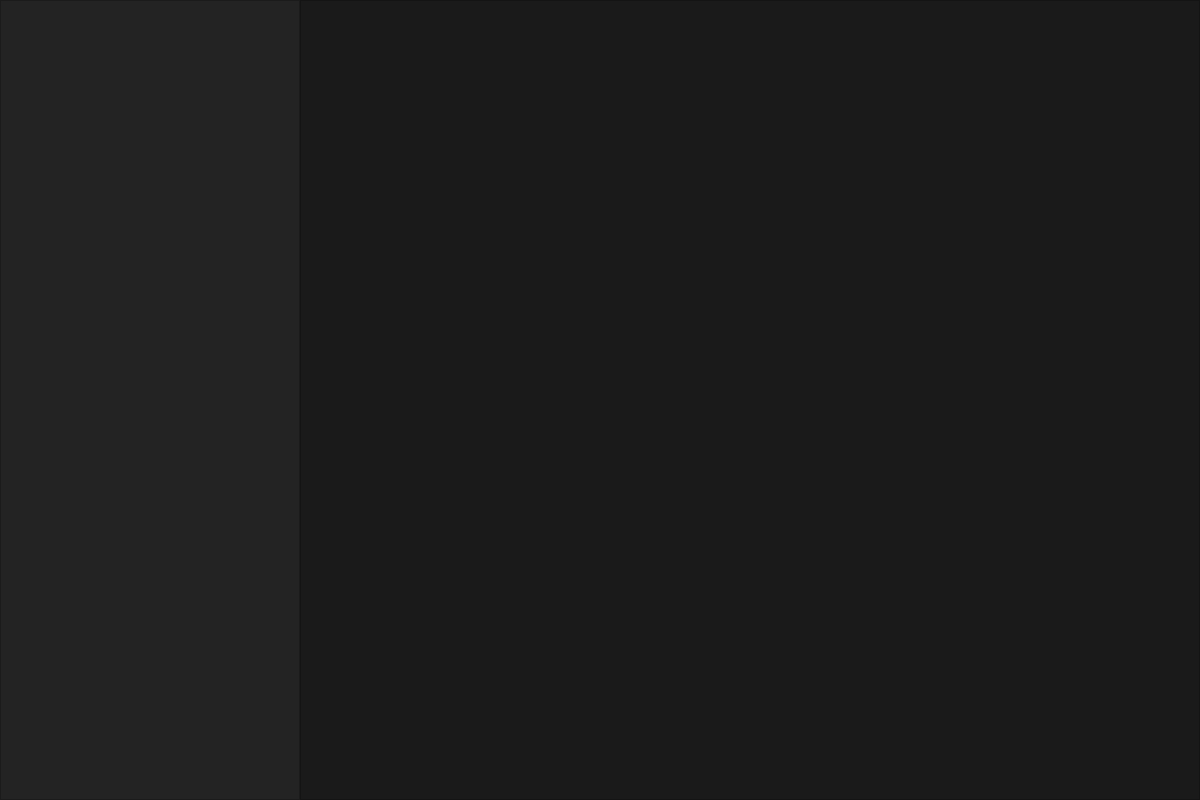
Before: the Qt Designer form app/design/main_window.ui in KrazyManJ/templatoron, drawn with Qt 5.
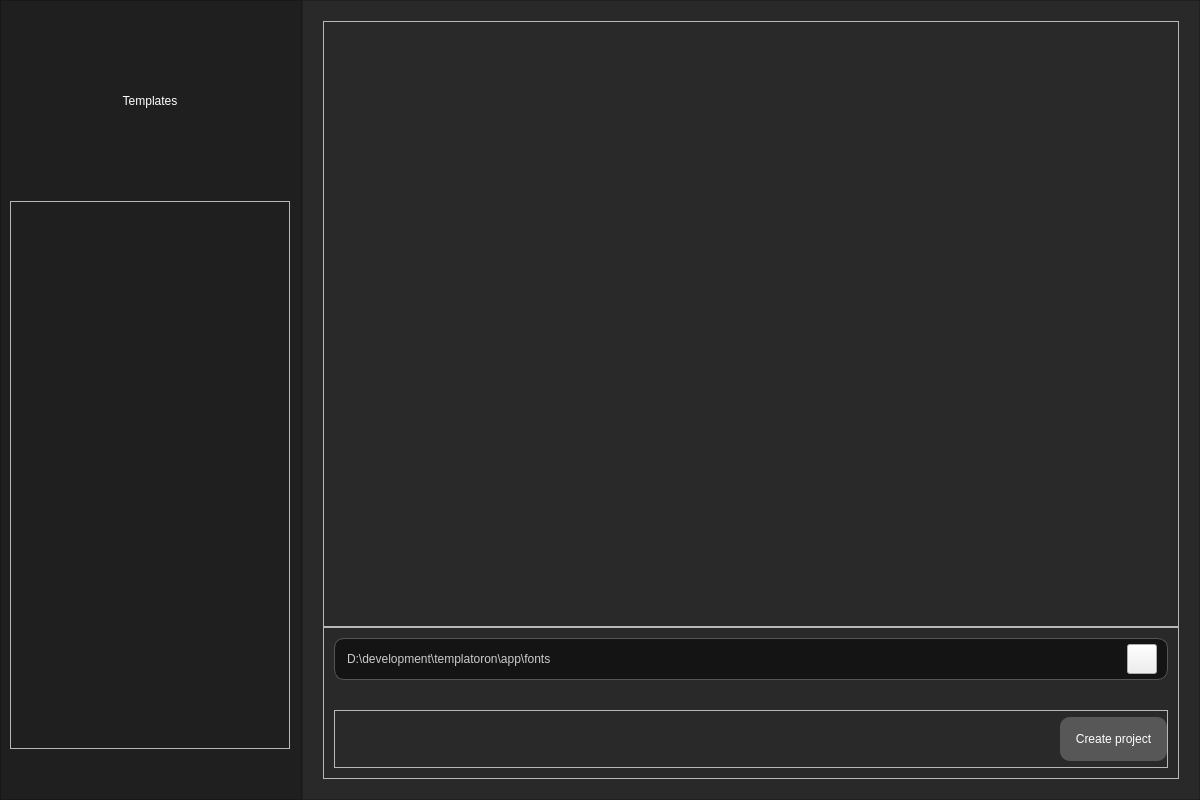
After: the same form once the commit is applied. Icons and pictures are not drawn.

Commit message: Added folder svg, added fira code + inter fonts, updated design files, updated templatoron file schema + structure of saving/loading

```diff
--- a/app/design/main_window.ui
+++ b/app/design/main_window.ui
@@ -10,15 +10,57 @@
     <height>800</height>
    </rect>
   </property>
+  <property name="minimumSize">
+   <size>
+    <width>600</width>
+    <height>400</height>
+   </size>
+  </property>
   <property name="windowTitle">
    <string>Templatoron</string>
   </property>
   <property name="styleSheet">
    <string notr="true">#MainFrame {
-	background: #1a1a1a;
+	background: #292929;
 }
 #TemplateListFrame {
-	background: #232323;
+	background: #1F1F1F;
+	min-width: 300px;
+	border-right: 1px solid #555;
+}
+#TemplateLabel {
+	color: white;
+	font: 25pt &quot;Inter&quot;;
+}
+#BottomFrame {
+	max-height: 150px;
+}
+#OutputPathFrame {
+	background: #141414;
+	max-height: 40px;
+	border-radius: 10px;
+	border: 1px solid #555;
+}
+#OutputPathInput {
+	background: transparent;
+	border: none;
+	font: 10pt &quot;Fira Code&quot;;
+	color: #ccc;
+}
+#OutputPathButton {
+	border-image: url(:/content/folder-open.svg)
+}
+#ButtonsFrame QPushButton {
+	padding: 15px;
+	font: 15pt &quot;Inter&quot;;
+	background: #575757;
+	border-radius: 10px;
+	color: white;
+}
+
+#VSCodeCheck {
+	color: white;
+	font: 10pt &quot;Inter&quot;;
 }</string>
   </property>
   <layout class="QHBoxLayout" name="horizontalLayout">
@@ -51,6 +93,46 @@
      <property name="frameShadow">
       <enum>QFrame::Raised</enum>
      </property>
+     <layout class="QVBoxLayout" name="verticalLayout">
+      <property name="spacing">
+       <number>50</number>
+      </property>
+      <property name="topMargin">
+       <number>50</number>
+      </property>
+      <property name="rightMargin">
+       <number>11</number>
+      </property>
+      <property name="bottomMargin">
+       <number>50</number>
+      </property>
+      <item>
+       <widget class="QLabel" name="TemplateLabel">
+        <property name="maximumSize">
+         <size>
+          <width>16777215</width>
+          <height>100</height>
+         </size>
+        </property>
+        <property name="text">
+         <string>Templates</string>
+        </property>
+        <property name="alignment">
+         <set>Qt::AlignCenter</set>
+        </property>
+       </widget>
+      </item>
+      <item>
+       <widget class="QFrame" name="TemplateListContent">
+        <property name="frameShape">
+         <enum>QFrame::StyledPanel</enum>
+        </property>
+        <property name="frameShadow">
+         <enum>QFrame::Raised</enum>
+        </property>
+       </widget>
+      </item>
+     </layout>
     </widget>
    </item>
    <item>
@@ -61,6 +143,166 @@
      <property name="frameShadow">
       <enum>QFrame::Raised</enum>
      </property>
+     <layout class="QVBoxLayout" name="verticalLayout_2" stretch="0,0">
+      <property name="spacing">
+       <number>0</number>
+      </property>
+      <property name="leftMargin">
+       <number>20</number>
+      </property>
+      <property name="topMargin">
+       <number>20</number>
+      </property>
+      <property name="rightMargin">
+       <number>20</number>
+      </property>
+      <property name="bottomMargin">
+       <number>20</number>
+      </property>
+      <item>
+       <widget class="QFrame" name="TopFrame">
+        <property name="frameShape">
+         <enum>QFrame::StyledPanel</enum>
+        </property>
+        <property name="frameShadow">
+         <enum>QFrame::Raised</enum>
+        </property>
+       </widget>
+      </item>
+      <item>
+       <widget class="QFrame" name="BottomFrame">
+        <property name="frameShape">
+         <enum>QFrame::StyledPanel</enum>
+        </property>
+        <property name="frameShadow">
+         <enum>QFrame::Raised</enum>
+        </property>
+        <layout class="QVBoxLayout" name="verticalLayout_3">
+         <property name="spacing">
+          <number>30</number>
+         </property>
+         <property name="leftMargin">
+          <number>10</number>
+         </property>
+         <property name="topMargin">
+          <number>10</number>
+         </property>
+         <property name="rightMargin">
+          <number>10</number>
+         </property>
+         <property name="bottomMargin">
+          <number>10</number>
+         </property>
+         <item>
+          <widget class="QFrame" name="OutputPathFrame">
+           <property name="frameShape">
+            <enum>QFrame::StyledPanel</enum>
+           </property>
+           <property name="frameShadow">
+            <enum>QFrame::Raised</enum>
+           </property>
+           <layout class="QHBoxLayout" name="horizontalLayout_2">
+            <property name="spacing">
+             <number>0</number>
+            </property>
+            <property name="leftMargin">
+             <number>10</number>
+            </property>
+            <property name="topMargin">
+             <number>0</number>
+            </property>
+            <property name="rightMargin">
+             <number>10</number>
+            </property>
+            <property name="bottomMargin">
+             <number>0</number>
+            </property>
+            <item>
+             <widget class="QLineEdit" name="OutputPathInput">
+              <property name="text">
+               <string>D:\development\templatoron\app\fonts</string>
+              </property>
+              <property name="readOnly">
+               <bool>true</bool>
+              </property>
+             </widget>
+            </item>
+            <item>
+             <widget class="QPushButton" name="OutputPathButton">
+              <property name="minimumSize">
+               <size>
+                <width>30</width>
+                <height>30</height>
+               </size>
+              </property>
+              <property name="maximumSize">
+               <size>
+                <width>30</width>
+                <height>30</height>
+               </size>
+              </property>
+              <property name="cursor">
+               <cursorShape>PointingHandCursor</cursorShape>
+              </property>
+              <property name="text">
+               <string/>
+              </property>
+             </widget>
+            </item>
+           </layout>
+          </widget>
+         </item>
+         <item>
+          <widget class="QFrame" name="ButtonsFrame">
+           <property name="frameShape">
+            <enum>QFrame::StyledPanel</enum>
+           </property>
+           <property name="frameShadow">
+            <enum>QFrame::Raised</enum>
+           </property>
+           <layout class="QHBoxLayout" name="horizontalLayout_3">
+            <property name="leftMargin">
+             <number>0</number>
+            </property>
+            <property name="topMargin">
+             <number>0</number>
+            </property>
+            <property name="rightMargin">
+             <number>0</number>
+            </property>
+            <property name="bottomMargin">
+             <number>0</number>
+            </property>
+            <item>
+             <spacer name="horizontalSpacer">
+              <property name="orientation">
+               <enum>Qt::Horizontal</enum>
+              </property>
+              <property name="sizeHint" stdset="0">
+               <size>
+                <width>636</width>
+                <height>12</height>
+               </size>
+              </property>
+             </spacer>
+            </item>
+            <item>
+             <widget class="QPushButton" name="CreateProjectBtn">
+              <property name="cursor">
+               <cursorShape>PointingHandCursor</cursorShape>
+              </property>
+              <property name="text">
+               <string>Create project</string>
+              </property>
+             </widget>
+            </item>
+           </layout>
+          </widget>
+         </item>
+        </layout>
+       </widget>
+      </item>
+     </layout>
     </widget>
    </item>
   </layout>
```
Left out of the diff: 4 changed lines with no effect on the pictures. The commit also changes 9 other files.
